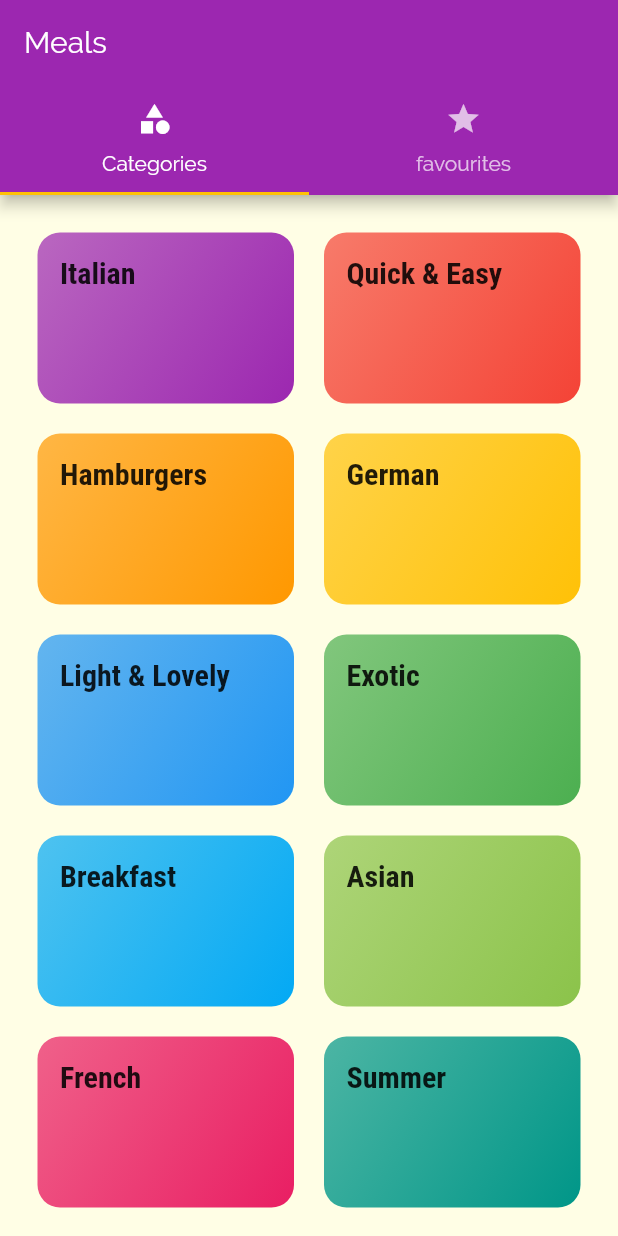
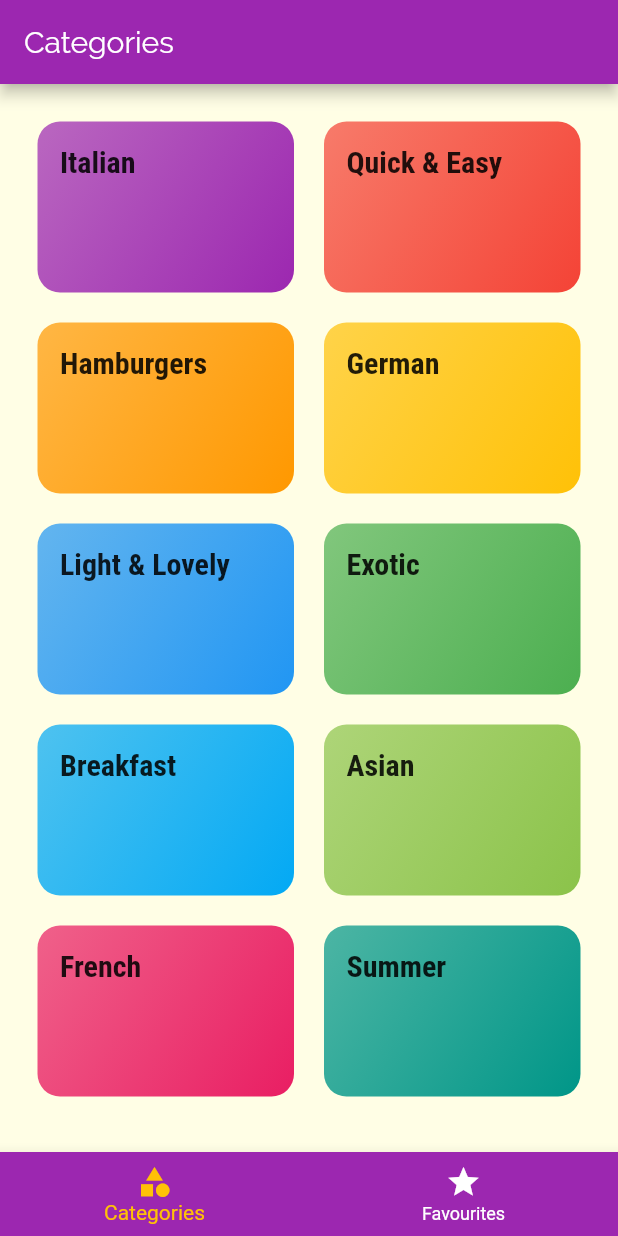
Before and after one commit to Khot-Sagar/meal_app, a Flutter app: the screen it shows after launch, on a phone screen of 412 x 824 dp. Run offline on Flutter 3.47's test engine with Material 2 defaults, Android fonts, the phone set to English and light mode, and no system bars.

```diff
--- a/lib/screens/tab_screen.dart
+++ b/lib/screens/tab_screen.dart
@@ -8,32 +8,42 @@ class TabsScreen extends StatefulWidget {
 }
 
 class _TabsScreenState extends State<TabsScreen> {
+  int _selectedIndex = 0;
+
+  final List<Map<String, Object>> _pages = [
+    {'page': CategoriesScreen(), 'title': 'Categories'},
+    {'page': FavouritesScreen(), 'title': 'Favourites'},
+  ];
+
+  void changeScreen(int index) {
+    setState(() {
+      _selectedIndex = index;
+    });
+  }
+
   @override
   Widget build(BuildContext context) {
-    return DefaultTabController(
-      length: 2,
-      child: Scaffold(
+    return Scaffold(
       appBar: AppBar(
-          title: Text('Meals'),
-          bottom: TabBar(tabs: [
-            Tab(
-              icon: Icon(
-                Icons.category,
+        title: Text(_pages[_selectedIndex]['title']),
       ),
-              text: 'Categories',
+      body: _pages[_selectedIndex]['page'],
+      bottomNavigationBar: BottomNavigationBar(
+        items: [
+          BottomNavigationBarItem(
+            icon: Icon(Icons.category),
+            title: Text('Categories'),
           ),
-            Tab(
+          BottomNavigationBarItem(
             icon: Icon(Icons.star),
-              text: 'favourites',
+            title: Text('Favourites'),
           ),
-          ]),
-        ),
-        body: TabBarView(
-          children: <Widget>[
-            CategoriesScreen(),
-            FavouritesScreen(),
         ],
-        ),
+        onTap: changeScreen,
+        backgroundColor: Theme.of(context).primaryColor,
+        selectedItemColor: Theme.of(context).accentColor,
+        unselectedItemColor: Colors.white,
+        currentIndex: _selectedIndex,
       ),
     );
   }
```
Lines whose indentation alone changed are shown as unchanged.
